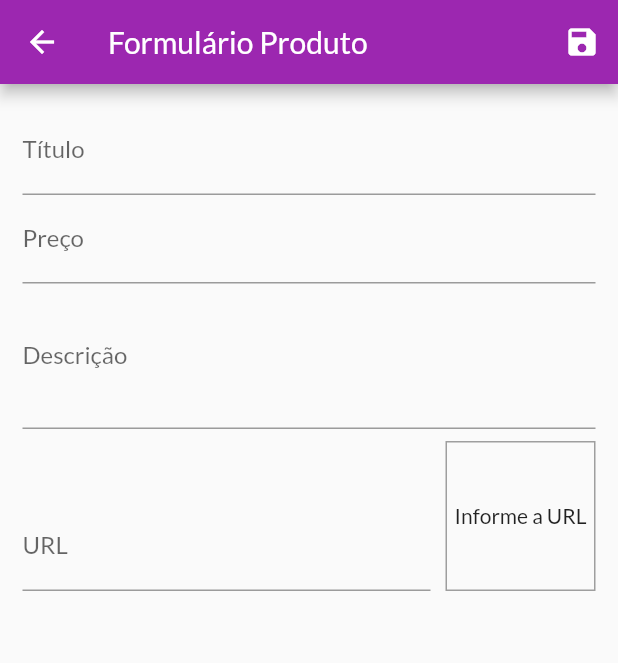
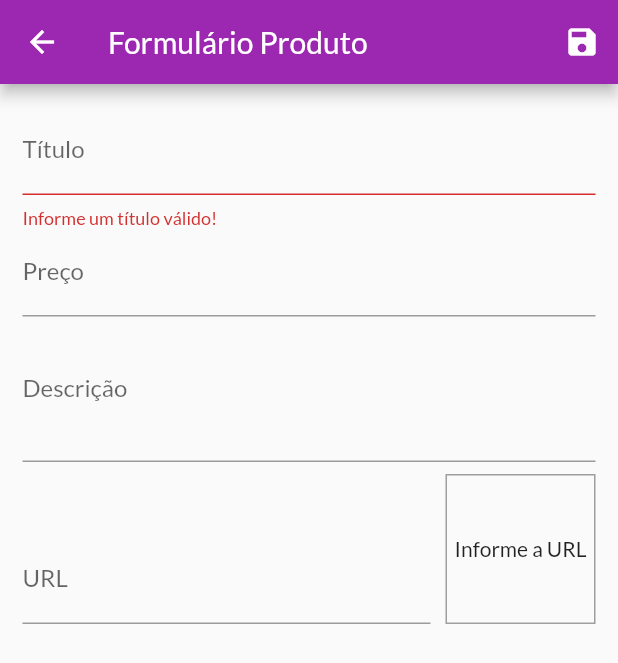
Before and after one commit to amedes-junior/shop, a Flutter app: the ProductFormScreen screen opened by its route, after a tap on the "save" icon, on a phone screen of 412 x 824 dp. Shown: the top 663 px of the screen. Run offline on Flutter 3.47's test engine with Material 2 defaults, Android fonts, the phone set to English and light mode, and no system bars; network calls fail.

Commit message:
Shop -> 13 Jul de 2021 - Aula 261

```diff
--- a/lib/views/product_form_screen.dart
+++ b/lib/views/product_form_screen.dart
@@ -1,4 +1,8 @@
+import 'dart:math';
+
 import 'package:flutter/material.dart';
+
+import '../providers/product.dart';
 
 class ProductFormScreen extends StatefulWidget {
   @override
@@ -11,6 +15,8 @@ class _ProductFormScreenState extends State<ProductFormScreen> {
   final _imageUrlFocusNote = FocusNode();
 
   final _imageUrlController = TextEditingController();
+  final _form = GlobalKey<FormState>();
+  final _formData = Map<String, Object>();
 
   @override
   void initState() {
@@ -22,8 +28,36 @@ class _ProductFormScreenState extends State<ProductFormScreen> {
     setState(() {});
   }
 
+  bool isValidImageUrl(String url) {
+    bool startWithHttp = url.toLowerCase().startsWith('http://');
+    bool startWithHttps = url.toLowerCase().startsWith('https://');
+    bool endsWithPng = url.toLowerCase().endsWith('.png');
+    bool endsWithJpg = url.toLowerCase().endsWith('.jpg');
+    bool endsWithJpeg = url.toLowerCase().endsWith('.jpeg');
+
+    return (startWithHttp || startWithHttps) &&
+        (endsWithPng || endsWithJpg || endsWithJpeg);
+  }
+
   void _saveForm() {
-    print('save');
+    var isvalid = _form.currentState.validate();
+    if (!isvalid) {
+      return;
+    }
+    _form.currentState.save();
+    final newProduct = Product(
+      id: Random().nextDouble().toString(),
+      title: _formData['title'],
+      description: _formData['description'],
+      price: _formData['price'],
+      imageUrl: _formData['imageUrl'],
+    );
+
+    // print(newProduct.id);
+    // print(newProduct.title);
+    // print(newProduct.price);
+    // print(newProduct.description);
+    // print(newProduct.imageUrl);
   }
 
   @override
@@ -52,6 +86,7 @@ class _ProductFormScreenState extends State<ProductFormScreen> {
       body: Padding(
         padding: const EdgeInsets.all(15.0),
         child: Form(
+          key: _form,
           child: ListView(
             children: [
               TextFormField(
@@ -59,6 +94,16 @@ class _ProductFormScreenState extends State<ProductFormScreen> {
                 textInputAction: TextInputAction.next,
                 onFieldSubmitted: (_) {
                   FocusScope.of(context).requestFocus(_priceFocusNote);
+                },
+                onSaved: (value) => _formData['title'] = value,
+                validator: (value) {
+                  if (value.trim().isEmpty) {
+                    return 'Informe um título válido!';
+                  }
+                  if (value.trim().length <= 3) {
+                    return 'Informe um título com no mínimo 3 letras!';
+                  }
+                  return null;
                 },
               ),
               TextFormField(
@@ -69,12 +114,14 @@ class _ProductFormScreenState extends State<ProductFormScreen> {
                 onFieldSubmitted: (_) {
                   FocusScope.of(context).requestFocus(_descriptionFocusNote);
                 },
+                onSaved: (value) => _formData['price'] = double.parse(value),
               ),
               TextFormField(
                 decoration: InputDecoration(labelText: 'Descrição'),
                 maxLines: 3,
                 focusNode: _descriptionFocusNote,
                 keyboardType: TextInputType.multiline,
+                onSaved: (value) => _formData['description'] = value,
               ),
               Row(
                 crossAxisAlignment: CrossAxisAlignment.end,
@@ -89,6 +136,7 @@ class _ProductFormScreenState extends State<ProductFormScreen> {
                       onFieldSubmitted: (_) {
                         _saveForm();
                       },
+                      onSaved: (value) => _formData['imageUrl'] = value,
                     ),
                   ),
                   Container(
```
